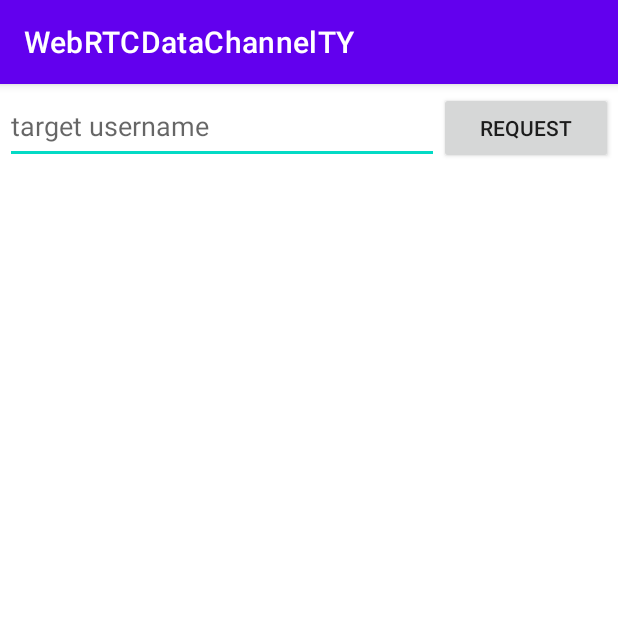
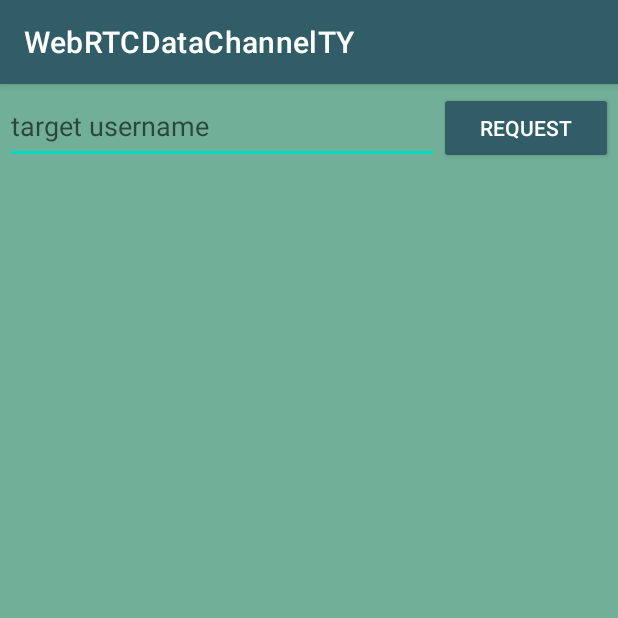
Before and after one commit to BrijeshDevOp/P2P_Frontend, an Android app: the MainActivity screen opened directly, with no data from a screen before it, on a phone screen of 412 x 824 dp, the top half of it. Run offline under Robolectric (Android 15) with nearby library versions, the phone set to English and light mode, and no system bars; our stand-ins replace Dagger/Hilt's generated code; libraries missing offline, so code that uses them is left out: org.java_websocket.client, org.java_websocket.handshake, org.webrtc; 4 statements that could not run were skipped.

Commit message:
applied GREEN theme

```diff
--- a/app/src/main/res/layout/activity_main.xml
+++ b/app/src/main/res/layout/activity_main.xml
@@ -32,24 +32,20 @@
                 android:textStyle="bold"
                 app:layout_constraintTop_toTopOf="parent" />
 
-            <androidx.appcompat.widget.AppCompatButton
+            <com.google.android.material.button.MaterialButton
                 android:id="@+id/notificationAcceptBtn"
                 android:layout_width="100dp"
                 android:layout_height="40dp"
-                android:background="#00994c"
                 android:text="accept"
-                android:textColor="@color/white"
                 app:layout_constraintBottom_toBottomOf="parent"
                 app:layout_constraintEnd_toStartOf="@id/notificationDeclineBtn"
                 app:layout_constraintStart_toStartOf="parent" />
 
-            <androidx.appcompat.widget.AppCompatButton
+            <com.google.android.material.button.MaterialButton
                 android:id="@+id/notificationDeclineBtn"
                 android:layout_width="100dp"
                 android:layout_height="40dp"
-                android:background="#cc0000"
                 android:text="decline"
-                android:textColor="@color/white"
                 app:layout_constraintBottom_toBottomOf="parent"
                 app:layout_constraintEnd_toEndOf="parent"
                 app:layout_constraintStart_toEndOf="@id/notificationAcceptBtn" />
--- a/app/src/main/res/values-night/themes.xml
+++ b/app/src/main/res/values-night/themes.xml
@@ -2,9 +2,9 @@
     <!-- Base application theme. -->
     <style name="Theme.WebRTCDataChannelTY" parent="Theme.MaterialComponents.DayNight.DarkActionBar">
         <!-- Primary brand color. -->
-        <item name="colorPrimary">@color/purple_200</item>
-        <item name="colorPrimaryVariant">@color/purple_700</item>
-        <item name="colorOnPrimary">@color/black</item>
+        <item name="colorPrimary">@color/brand_primary</item>
+        <item name="colorPrimaryVariant">@color/brand_primary</item>
+        <item name="colorOnPrimary">@color/white</item>
         <!-- Secondary brand color. -->
         <item name="colorSecondary">@color/teal_200</item>
         <item name="colorSecondaryVariant">@color/teal_200</item>
@@ -12,5 +12,10 @@
         <!-- Status bar color. -->
         <item name="android:statusBarColor">?attr/colorPrimaryVariant</item>
         <!-- Customize your theme here. -->
+        <!-- System navigation bar -->
+        <item name="android:navigationBarColor">@color/brand_primary</item>
+        <!-- Default button styles -->
+        <item name="buttonStyle">@style/AppButton</item>
+        <item name="materialButtonStyle">@style/AppMaterialButton</item>
     </style>
 </resources>
--- a/app/src/main/res/values/colors.xml
+++ b/app/src/main/res/values/colors.xml
@@ -7,4 +7,6 @@
     <color name="teal_700">#FF018786</color>
     <color name="black">#FF000000</color>
     <color name="white">#FFFFFFFF</color>
+    <color name="brand_primary">#315D66</color>
+    <color name="brand_background">#71AF98</color>
 </resources>
--- /dev/null
+++ b/app/src/main/res/values/styles.xml
@@ -0,0 +1,14 @@
+<?xml version="1.0" encoding="utf-8"?>
+<resources>
+    <!-- Default style for AppCompatButton to use brand colors -->
+    <style name="AppButton" parent="Widget.AppCompat.Button">
+        <item name="backgroundTint">?attr/colorPrimary</item>
+        <item name="android:textColor">?attr/colorOnPrimary</item>
+    </style>
+
+    <!-- Default style for MaterialButton to use brand colors -->
+    <style name="AppMaterialButton" parent="Widget.MaterialComponents.Button">
+        <item name="backgroundTint">?attr/colorPrimary</item>
+        <item name="android:textColor">?attr/colorOnPrimary</item>
+    </style>
+</resources>
--- a/app/src/main/res/values/themes.xml
+++ b/app/src/main/res/values/themes.xml
@@ -2,8 +2,8 @@
     <!-- Base application theme. -->
     <style name="Theme.WebRTCDataChannelTY" parent="Theme.MaterialComponents.DayNight.DarkActionBar">
         <!-- Primary brand color. -->
-        <item name="colorPrimary">@color/purple_500</item>
-        <item name="colorPrimaryVariant">@color/purple_700</item>
+        <item name="colorPrimary">@color/brand_primary</item>
+        <item name="colorPrimaryVariant">@color/brand_primary</item>
         <item name="colorOnPrimary">@color/white</item>
         <!-- Secondary brand color. -->
         <item name="colorSecondary">@color/teal_200</item>
@@ -12,5 +12,12 @@
         <!-- Status bar color. -->
         <item name="android:statusBarColor">?attr/colorPrimaryVariant</item>
         <!-- Customize your theme here. -->
+        <!-- App background -->
+        <item name="android:windowBackground">@color/brand_background</item>
+        <!-- System navigation bar -->
+        <item name="android:navigationBarColor">@color/brand_primary</item>
+        <!-- Default button styles -->
+        <item name="buttonStyle">@style/AppButton</item>
+        <item name="materialButtonStyle">@style/AppMaterialButton</item>
     </style>
 </resources>
```
